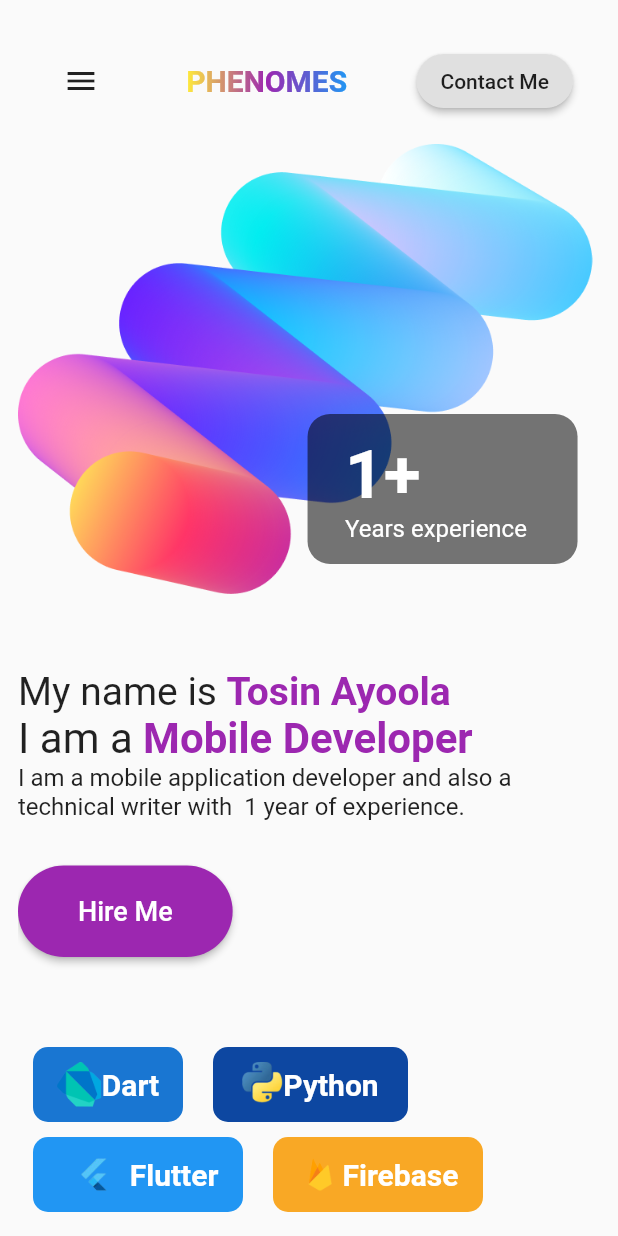
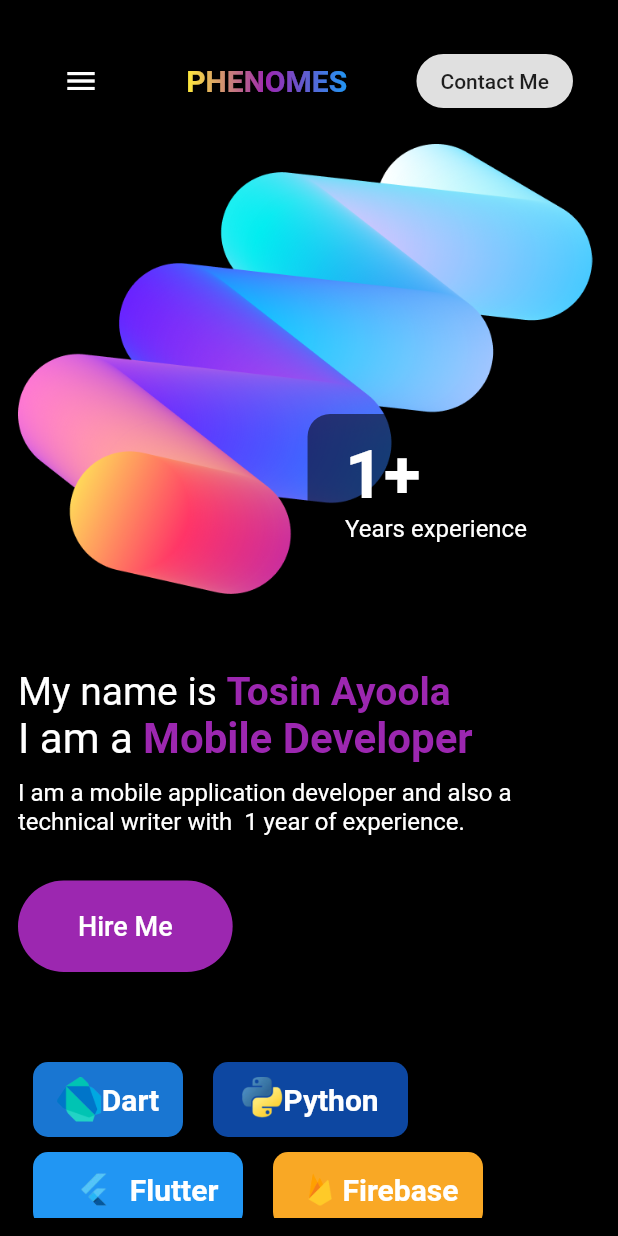
Before and after one commit to flutter-preview/Tosin2289-Portfolio-site, a Flutter app: the screen it shows after launch, on a phone screen of 412 x 824 dp. Run offline on Flutter 3.47's test engine with Material 2 defaults, Android fonts, the phone set to English and light mode, and no system bars; drawn by our look-alikes of animated_text_kit; our stand-ins replace font_awesome_flutter.

Commit message:
seventh commit

```diff
--- a/lib/mobile/componets/appbar-mobile.dart
+++ b/lib/mobile/componets/appbar-mobile.dart
@@ -15,6 +15,7 @@
                 onPressed: () {},
                 icon: const Icon(
                   Icons.menu,
+                  color: Colors.white,
                 )),
             ShaderMask(
               shaderCallback: (bounds) => const LinearGradient(colors: [
--- a/lib/mobile/componets/projexttext-mobile.dart
+++ b/lib/mobile/componets/projexttext-mobile.dart
@@ -18,7 +18,7 @@
                   "Latest Projects",
                   style: TextStyle(
                       fontSize: 30,
-                      color: Colors.black,
+                      color: Colors.white,
                       fontWeight: FontWeight.bold),
                 ),
                 SizedBox(
@@ -26,7 +26,10 @@
                 ),
                 Text(
                   "All Projects",
-                  style: TextStyle(fontSize: 15, color: Colors.black),
+                  style: TextStyle(
+                    fontSize: 15,
+                    color: Colors.white,
+                  ),
                 ),
               ],
             ),
--- a/lib/mobile/componets/text-mobile.dart
+++ b/lib/mobile/componets/text-mobile.dart
@@ -12,7 +12,11 @@
       children: [
         Row(
           children: [
-            const Text("My name is ", style: TextStyle(fontSize: 26)),
+            const Text("My name is ",
+                style: TextStyle(
+                  fontSize: 26,
+                  color: Colors.white,
+                )),
             SizedBox(
               width: 200.0,
               child: DefaultTextStyle(
@@ -37,7 +41,10 @@
         Row(mainAxisSize: MainAxisSize.min, children: <Widget>[
           const Text(
             'I am a ',
-            style: TextStyle(fontSize: 28.0),
+            style: TextStyle(
+              fontSize: 28.0,
+              color: Colors.white,
+            ),
           ),
           DefaultTextStyle(
             style: const TextStyle(
@@ -57,9 +64,15 @@
             ),
           ),
         ]),
+        const SizedBox(
+          height: 10,
+        ),
         const Text(
           "I am a mobile application developer and also a  technical writer with  1 year of experience.",
-          style: TextStyle(fontSize: 16),
+          style: TextStyle(
+            fontSize: 16,
+            color: Colors.white,
+          ),
         ),
       ],
     ));
--- a/lib/mobile/homeview-mobile.dart
+++ b/lib/mobile/homeview-mobile.dart
@@ -13,6 +13,7 @@
   @override
   Widget build(BuildContext context) {
     return Scaffold(
+      backgroundColor: Colors.black,
       body: Center(
         child: Padding(
           padding: const EdgeInsets.all(12.0),
```
